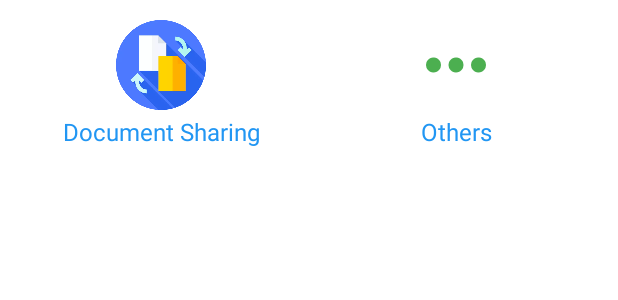
After one commit to Ashi133/Wikipedia_app, an Android app: the layout share_via.xml on its own in the app's theme, with its tools: preview values and no code run, on a phone screen of 412 x 824 dp. The commit adds this screen. Shown: the top 300 px of the screen. Run offline under Robolectric (Android 15) with nearby library versions, the phone set to English and light mode, and no system bars.

Commit message:
Document_Sharing-0.2.3

```diff
--- a/app/src/main/java/com/android/documentsharing/Adapter/sharedAdapter.java
+++ b/app/src/main/java/com/android/documentsharing/Adapter/sharedAdapter.java
@@ -92,8 +92,8 @@ public class sharedAdapter extends RecyclerView.Adapter {
             }else {
                 container.relativeLayout.setBackgroundResource(R.drawable.bg2);
             }
-            int res=IconsHolder.getIcon(arrayList.get(position).getExtension());
             try {
+                int res=IconsHolder.getIcon(arrayList.get(position).getExtension());
                 container.icon.setImageResource(res);
             }catch (Exception e){
                 Toast.makeText(context, "Icon not found for file extension : "+arrayList.get(position).getExtension(), Toast.LENGTH_SHORT).show();
--- a/app/src/main/java/com/android/documentsharing/IconsHolder.java
+++ b/app/src/main/java/com/android/documentsharing/IconsHolder.java
@@ -18,12 +18,14 @@ public class IconsHolder {
         icons.put("cpp",R.drawable.cpp);
         icons.put("csv",R.drawable.csv);
         icons.put("docx",R.drawable.doc);
+        icons.put("doc",R.drawable.doc);
         icons.put("mp3",R.drawable.audio);
         icons.put("mp4",R.drawable.audio);
         icons.put("m4a",R.drawable.audio);
         icons.put("wav",R.drawable.audio);
         icons.put("java",R.drawable.java);
         icons.put("jpg",R.drawable.jpg);
+        icons.put("jpeg",R.drawable.jpg);
         icons.put("png",R.drawable.png);
         icons.put("json",R.drawable.json);
         icons.put("py",R.drawable.python);
@@ -41,6 +43,7 @@ public class IconsHolder {
         icons.put("vbs",R.drawable.vb);
         icons.put("xml",R.drawable.xml);
         icons.put("zip",R.drawable.zip);
+        icons.put("sh",R.drawable.sh);
     }
 
 }
--- /dev/null
+++ b/app/src/main/res/layout/share_via.xml
@@ -0,0 +1,62 @@
+<?xml version="1.0" encoding="utf-8"?>
+<LinearLayout xmlns:android="http://schemas.android.com/apk/res/android"
+    xmlns:app="http://schemas.android.com/apk/res-auto"
+    xmlns:tools="http://schemas.android.com/tools"
+    android:layout_width="match_parent"
+    android:orientation="horizontal"
+    android:layout_margin="8dp"
+    android:padding="5dp"
+    android:weightSum="2"
+    android:layout_height="wrap_content">
+    <LinearLayout
+        android:layout_width="0dp"
+        android:layout_weight="1"
+        android:layout_height="wrap_content"
+        android:orientation="vertical"
+        android:id="@+id/linear2"
+        tools:ignore="UseCompoundDrawables,UselessParent">
+        <ImageView
+            android:layout_width="60dp"
+            android:layout_gravity="center"
+            android:contentDescription="@null"
+            android:src="@drawable/sharing"
+            android:layout_height="60dp"/>
+        <TextView
+            android:layout_width="match_parent"
+            android:layout_height="wrap_content"
+            android:textSize="16sp"
+            android:padding="3dp"
+            android:layout_gravity="center"
+            android:gravity="center"
+            android:textColor="#2196F3"
+            android:text="Document Sharing"
+            tools:ignore="HardcodedText" />
+    </LinearLayout>
+    <LinearLayout
+        android:layout_width="0dp"
+        android:layout_weight="1"
+        android:layout_height="wrap_content"
+        android:orientation="vertical"
+        android:layout_marginStart="8dp"
+        android:id="@+id/linear3"
+        tools:ignore="UseCompoundDrawables,UselessParent">
+        <ImageView
+            android:layout_width="60dp"
+            android:layout_gravity="center"
+            android:contentDescription="@null"
+            android:rotation="90"
+            android:src="@drawable/ic_baseline_more_vert_24"
+            android:layout_height="60dp"
+            app:tint="#4CAF50" />
+        <TextView
+            android:layout_width="match_parent"
+            android:layout_height="wrap_content"
+            android:textSize="16sp"
+            android:padding="3dp"
+            android:gravity="center"
+            android:layout_gravity="center"
+            android:textColor="#2196F3"
+            android:text="Others"
+            tools:ignore="HardcodedText" />
+    </LinearLayout>
+</LinearLayout>
```
Also changed, not shown: app/src/main/java/com/android/documentsharing/Adapter/downloadAdapter.java (+55 -6 lines), app/src/main/java/com/android/documentsharing/Fragments/Downloaded.java (+11 -10 lines), app/src/main/res/drawable/sh.webp (added), 2 other files.
